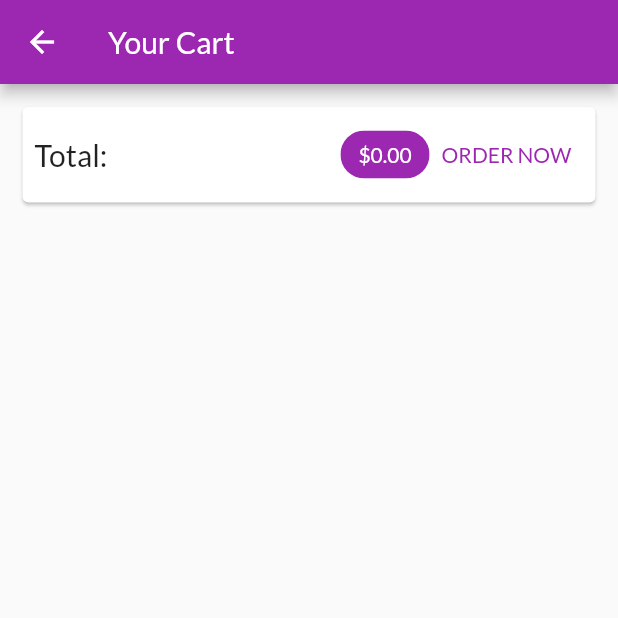
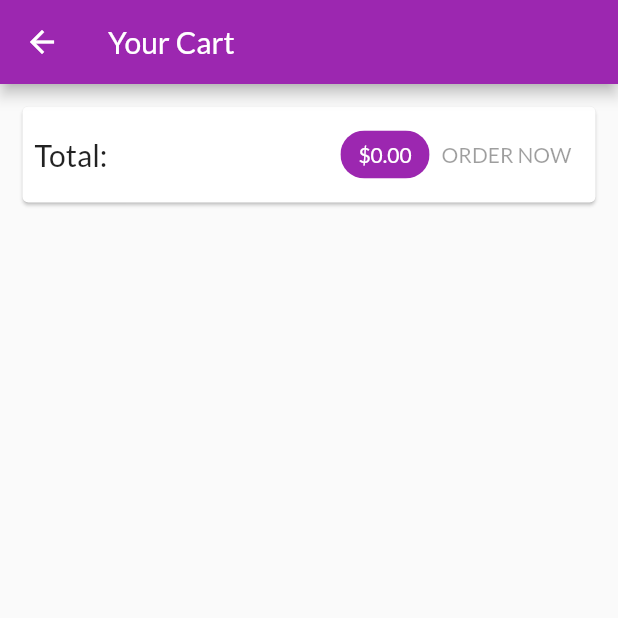
Before and after one commit to Damovetsky/buybuyka, a Flutter app: the CartScreen screen opened by its route, on a phone screen of 412 x 824 dp, the top half of it. Run offline on Flutter 3.47's test engine with Material 2 defaults, Android fonts, the light colour scheme and no system bars; network calls fail.

```diff
--- a/lib/providers/products.dart
+++ b/lib/providers/products.dart
@@ -60,6 +60,9 @@ class Products with ChangeNotifier {
     try {
       final response = await http.get(url);
       final extractedData = json.decode(response.body) as Map<String, dynamic>;
+      if (extractedData == null) {
+        return;
+      }
       final List<Product> loadedProducts = [];
       extractedData.forEach((prodId, prodData) {
         loadedProducts.insert(
--- a/lib/screens/cart_screen.dart
+++ b/lib/screens/cart_screen.dart
@@ -34,14 +34,7 @@ class CartScreen extends StatelessWidget {
                   ),
                   backgroundColor: Theme.of(context).primaryColor,
                 ),
-                TextButton(
-                  onPressed: () {
-                    Provider.of<Orders>(context, listen: false)
-                        .addOrder(cart.items.values.toList(), cart.totalAmount);
-                    cart.clear();
-                  },
-                  child: Text('ORDER NOW'),
-                )
+                OrderButton(cart: cart)
               ],
             ),
           ),
@@ -63,3 +56,44 @@ class CartScreen extends StatelessWidget {
     );
   }
 }
+
+class OrderButton extends StatefulWidget {
+  const OrderButton({
+    Key key,
+    @required this.cart,
+  }) : super(key: key);
+
+  final Cart cart;
+
+  @override
+  State<OrderButton> createState() => _OrderButtonState();
+}
+
+class _OrderButtonState extends State<OrderButton> {
+  var _isLoading = false;
+  @override
+  Widget build(BuildContext context) {
+    return _isLoading
+        ? Padding(
+            padding: const EdgeInsets.symmetric(horizontal: 15),
+            child: CircularProgressIndicator(),
+          )
+        : TextButton(
+            onPressed: (widget.cart.totalAmount <= 0 || _isLoading)
+                ? null
+                : () async {
+                    setState(() {
+                      _isLoading = true;
+                    });
+                    await Provider.of<Orders>(context, listen: false).addOrder(
+                        widget.cart.items.values.toList(),
+                        widget.cart.totalAmount);
+                    setState(() {
+                      _isLoading = false;
+                    });
+                    widget.cart.clear();
+                  },
+            child: Text('ORDER NOW'),
+          );
+  }
+}
```
Also changed, not shown: lib/providers/orders.dart (+56 -3 lines), lib/providers/product.dart (+22 -1 lines), lib/screens/orders_screen.dart (+29 -7 lines).
